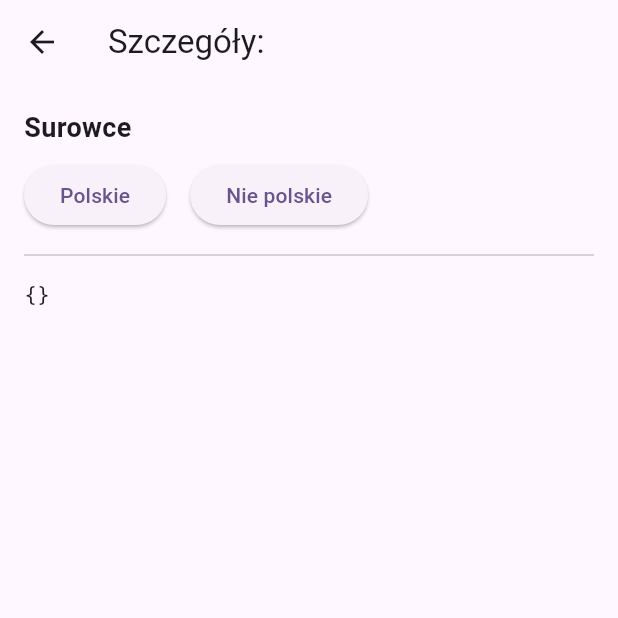
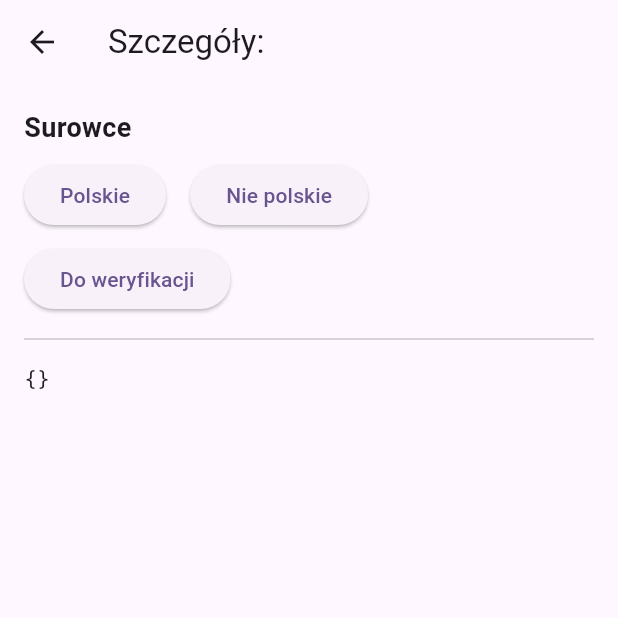
Before and after one commit to KlubJagiellonski/pola-editorial-flutter, a Flutter app: the BarcodeDetailPage screen opened directly with empty values, on a phone screen of 412 x 824 dp, the top half of it. Run offline on Flutter 3.47's test engine with Material 3 defaults, Android fonts, the phone set to English and light mode, and no system bars; missing offline and left inert: mobile_scanner.

Commit message:
Dodano przycisk 'Do weryfikacji', przetestowano, zmieniono układ przycisków celem poprawienia estetyki

```diff
--- a/lib/barcode_detail_page.dart
+++ b/lib/barcode_detail_page.dart
@@ -63,11 +63,13 @@ class _BarcodeDetailPageState extends State<BarcodeDetailPage> {
               const SizedBox(height: 8),
               _isLoading
                   ? const Center(child: CircularProgressIndicator())
-                  : Row(
+                  : Wrap(
+                      spacing: 16,
+                      runSpacing: 8,
                       children: [
                         _SetIngredientsButton('PL', 'Polskie', onPressed: _setIngredients),
-                        const SizedBox(width: 16),
                         _SetIngredientsButton('NPL', 'Nie polskie', onPressed: _setIngredients),
+                        _SetIngredientsButton('DW', 'Do weryfikacji', onPressed: _setIngredients),
                       ],
                     ),
               const Divider(height: 32),
```
Also changed, not shown: 1 other file.
